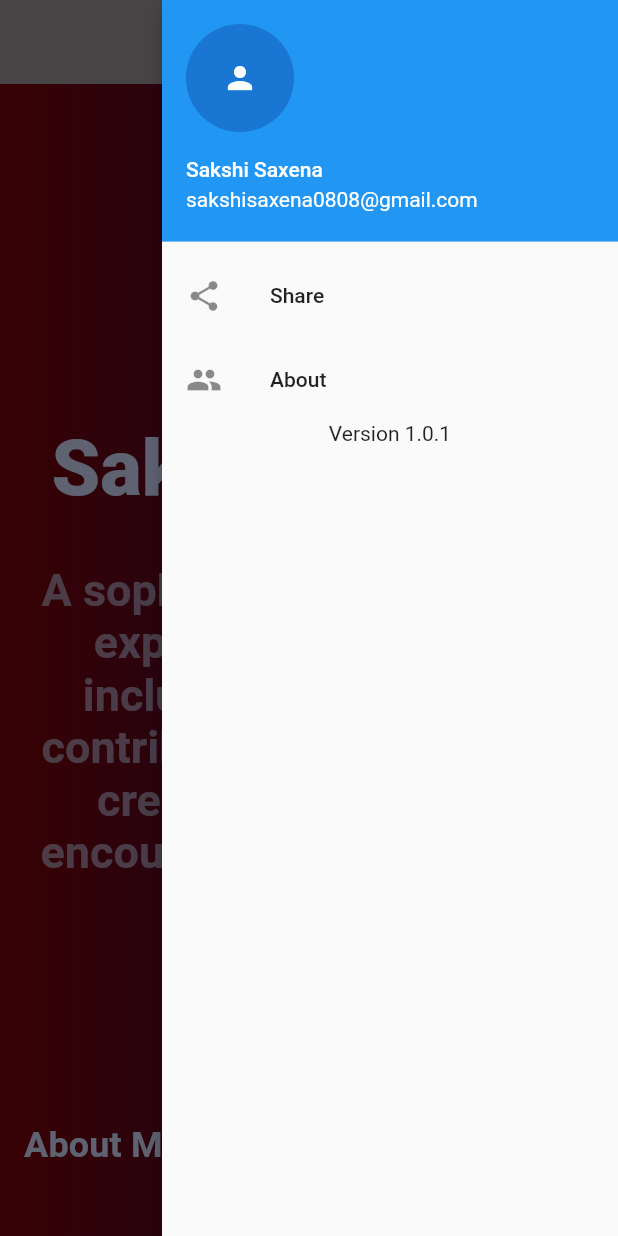
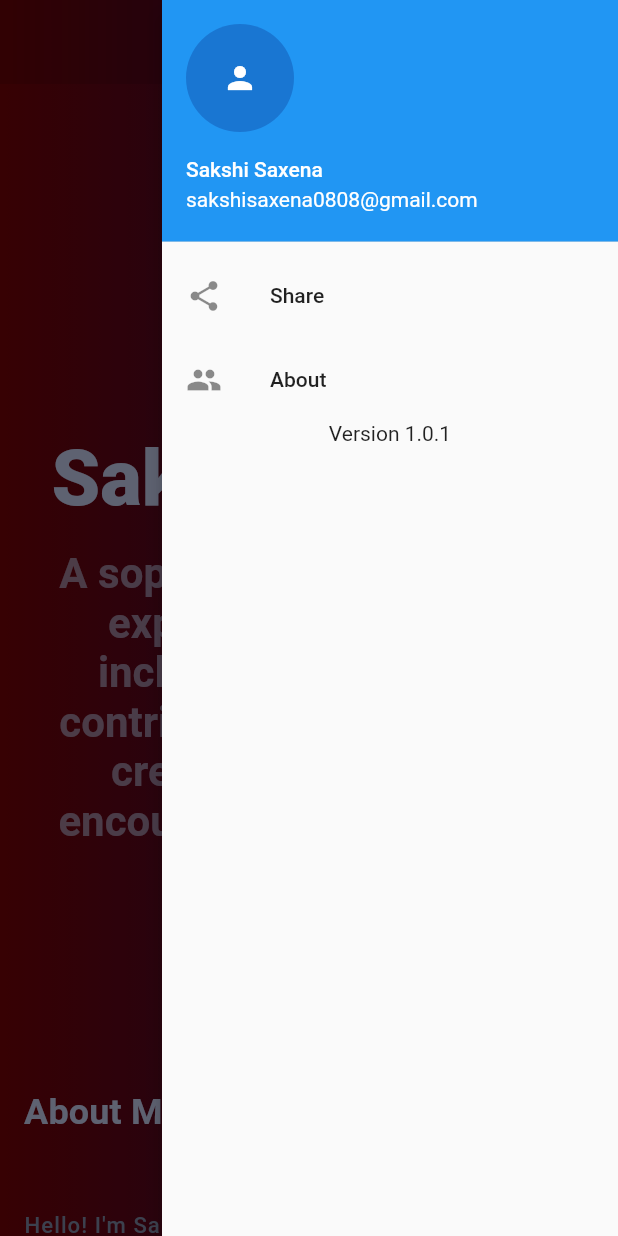
Before and after one commit to sakshiisaxena/portfolio, a Flutter app: the screen it shows after launch, after a tap on the "menu" icon, on a phone screen of 412 x 824 dp. Run offline on Flutter 3.47's test engine with Material 2 defaults, Android fonts, the phone set to English and light mode, and no system bars; our stand-ins replace font_awesome_flutter, scroll_to_index.

Commit message:
added frosted appbar

```diff
--- a/lib/MobileHome.dart
+++ b/lib/MobileHome.dart
@@ -1,3 +1,5 @@
+import 'dart:ui';
+
 import 'package:flutter/cupertino.dart';
 import 'package:flutter/material.dart';
 import 'package:font_awesome_flutter/font_awesome_flutter.dart';
@@ -10,6 +12,7 @@ class MobileHome extends StatefulWidget {
   @override
   _MobileHomeState createState() => _MobileHomeState();
 }
+
 
 class _MobileHomeState extends State<MobileHome> {
   Widget technology(BuildContext context, String text) {
@@ -63,10 +66,24 @@ class _MobileHomeState extends State<MobileHome> {
               )
             ],
           )),
-      appBar: AppBar(
-        backgroundColor: Color(0xff8d8a8a).withOpacity(0.9),
-        elevation: 0.0,
+      extendBodyBehindAppBar: true,
+      appBar: PreferredSize(
+        child: ClipRRect(
+          child: BackdropFilter(
+            filter: ImageFilter.blur(sigmaX: 5, sigmaY: 5),
+            child: AppBar(
+              title: Text(''),
+              elevation: 0.0,
+              backgroundColor: Colors.black.withOpacity(0.1),
+            ),
+          ),
+        ),
+        preferredSize: Size(
+          double.infinity,
+          56.0,
+        ),
       ),
+
       body: SingleChildScrollView(
         child: Container(
           decoration: BoxDecoration(
@@ -81,20 +98,8 @@ class _MobileHomeState extends State<MobileHome> {
               mainAxisAlignment: MainAxisAlignment.center,
               children: [
                 SizedBox(
-                  height: size.height * 0.08,
+                  height: size.height * 0.15,
                 ),
-                /*CustomText(
-                  text: "Hi, this is",
-                  textsize: 16.0,
-                  color: Color(0xffCCD6F6),
-                  letterSpacing: 3.0,
-                ),
-                SizedBox(
-                  height: size.height * 0.02,
-                ),*/
-                /*SizedBox(
-                  height: size.height * 0.08,
-                ),*/
                 ClipRRect(
                     borderRadius: BorderRadius.all(Radius.circular(80)),
                     child: Image.asset(
@@ -104,7 +109,7 @@ class _MobileHomeState extends State<MobileHome> {
                     )
                 ),
                 SizedBox(
-                  height: 10.0,
+                  height: 15.0,
                 ),
                 Text(
                   "Sakshi Saxena",
@@ -116,15 +121,15 @@ class _MobileHomeState extends State<MobileHome> {
                   ),
                 ),
                 SizedBox(
-                  height: size.height * 0.04,
+                  height: size.height * 0.02,
                 ),
                 Text(
                   "A sophomore who loves to explore new horizons including open-source contribution and wishes to create an impact and encourage the community.",
                   textAlign: TextAlign.center,
                   style: TextStyle(
                     color: Color(0xffCCD6F6).withOpacity(0.6),
-                    fontWeight: FontWeight.w700,
-                    fontSize: 30,
+                    fontWeight: FontWeight.w600,
+                    fontSize: 28,
                   ),
                 ),
                 /*SizedBox(
@@ -270,6 +275,7 @@ class _MobileHomeState extends State<MobileHome> {
                                   technology(context, "Dart"),
                                   technology(context, "Flutter"),
                                   technology(context, "Firebase"),
+
                                 ],
                               ),
                               Column(
@@ -277,7 +283,7 @@ class _MobileHomeState extends State<MobileHome> {
                                 mainAxisAlignment: MainAxisAlignment.spaceAround,
                                 children: [
                                   technology(context, "C/C++"),
-                                  technology(context, "HTML, & (S)Css"),
+                                  technology(context, "HTML, & CSS"),
                                   technology(context, "Java"),
                                 ],
                               ),
@@ -422,6 +428,9 @@ class _MobileHomeState extends State<MobileHome> {
                     child: Column(
                       mainAxisAlignment: MainAxisAlignment.center,
                       children: [
+                        SizedBox(
+                          height: 16.0,
+                        ),
                         CustomText(
                           text: "Get In Touch",
                           textsize: 42.0,
--- a/lib/MobileWork.dart
+++ b/lib/MobileWork.dart
@@ -45,7 +45,17 @@ class _MobileWorkState extends State<MobileWork> {
                                 children: [
                                   CircleAvatar(
                                     backgroundColor: Color(0xffCCD6F6),
-                                    child: FaIcon(FontAwesomeIcons.school,
+                                    child: FaIcon(FontAwesomeIcons.crown,
+                                        color: Colors.black),
+                                  ),
+                                  CircleAvatar(
+                                    backgroundColor: Color(0xffCCD6F6),
+                                    child: FaIcon(FontAwesomeIcons.crown,
+                                        color: Colors.black),
+                                  ),
+                                  CircleAvatar(
+                                    backgroundColor: Color(0xffCCD6F6),
+                                    child: FaIcon(FontAwesomeIcons.blogger,
                                         color: Colors.black),
                                   ),
                                   CircleAvatar(
@@ -55,17 +65,7 @@ class _MobileWorkState extends State<MobileWork> {
                                   ),
                                   CircleAvatar(
                                     backgroundColor: Color(0xffCCD6F6),
-                                    child: FaIcon(FontAwesomeIcons.blogger,
-                                        color: Colors.black),
-                                  ),
-                                  CircleAvatar(
-                                    backgroundColor: Color(0xffCCD6F6),
-                                    child: FaIcon(FontAwesomeIcons.crown,
-                                        color: Colors.black),
-                                  ),
-                                  CircleAvatar(
-                                    backgroundColor: Color(0xffCCD6F6),
-                                    child: FaIcon(FontAwesomeIcons.crown,
+                                    child: FaIcon(FontAwesomeIcons.school,
                                         color: Colors.black),
                                   ),
                                 ],
--- a/lib/MobileWorkBox.dart
+++ b/lib/MobileWorkBox.dart
@@ -9,16 +9,16 @@ class MobileWorkBox extends StatelessWidget {
       crossAxisAlignment: CrossAxisAlignment.start,
       children: [
         WorkCustomData(
-          title: "Lucknow Public College",
+          title: "Co - founder at funccFORCE",
           subTitle:
-          "School",
-          duration: "2004 - 2019",
+          "A women technical community",
+          duration: "Oct,2020 - Present",
         ),
         WorkCustomData(
-          title: "Banasthali Vidyapith",
+          title: "Operations and Outreach Director",
           subTitle:
-          "B.tech in Electronics & Communication",
-          duration: "2019 - Present",
+          "Schaffen Softwares",
+          duration: "Aug,2020 - Present",
         ),
         WorkCustomData(
           title:
@@ -28,16 +28,16 @@ class MobileWorkBox extends StatelessWidget {
           duration: "April,2020 - Present",
         ),
         WorkCustomData(
-          title: "Operations and Outreach Director",
+          title: "Banasthali Vidyapith",
           subTitle:
-          "Schaffen Softwares",
-          duration: "Aug,2020 - Present",
+          "B.tech in Electronics & Communication",
+          duration: "2019 - Present",
         ),
         WorkCustomData(
-          title: "Co - founder at funccFORCE",
+          title: "Lucknow Public College",
           subTitle:
-          "A women technical community",
-          duration: "Oct,2020 - Present",
+          "School",
+          duration: "2004 - 2019",
         ),
       ],
     );
--- a/lib/Work.dart
+++ b/lib/Work.dart
@@ -67,7 +67,17 @@ class _WorkState extends State<Work> {
                                 children: [
                                   CircleAvatar(
                                     backgroundColor: Color(0xffCCD6F6),
-                                    child: FaIcon(FontAwesomeIcons.school,
+                                    child: FaIcon(FontAwesomeIcons.crown,
+                                        color: Colors.black),
+                                  ),
+                                  CircleAvatar(
+                                    backgroundColor: Color(0xffCCD6F6),
+                                    child: FaIcon(FontAwesomeIcons.crown,
+                                        color: Colors.black),
+                                  ),
+                                  CircleAvatar(
+                                    backgroundColor: Color(0xffCCD6F6),
+                                    child: FaIcon(FontAwesomeIcons.blogger,
                                         color: Colors.black),
                                   ),
                                   CircleAvatar(
@@ -77,17 +87,7 @@ class _WorkState extends State<Work> {
                                   ),
                                   CircleAvatar(
                                     backgroundColor: Color(0xffCCD6F6),
-                                    child: FaIcon(FontAwesomeIcons.blogger,
-                                        color: Colors.black),
-                                  ),
-                                  CircleAvatar(
-                                    backgroundColor: Color(0xffCCD6F6),
-                                    child: FaIcon(FontAwesomeIcons.crown,
-                                        color: Colors.black),
-                                  ),
-                                  CircleAvatar(
-                                    backgroundColor: Color(0xffCCD6F6),
-                                    child: FaIcon(FontAwesomeIcons.crown,
+                                    child: FaIcon(FontAwesomeIcons.school,
                                         color: Colors.black),
                                   ),
                                 ],
--- a/lib/WorkBox.dart
+++ b/lib/WorkBox.dart
@@ -9,16 +9,16 @@ class WorkBox extends StatelessWidget {
       crossAxisAlignment: CrossAxisAlignment.start,
       children: [
         WorkCustomData(
-          title: "Lucknow Public College",
+          title: "Co - founder at funccFORCE",
           subTitle:
-          "School",
-          duration: "2004 - 2019",
+          "A women technical community",
+          duration: "Oct,2020 - Present",
         ),
         WorkCustomData(
-          title: "Banasthali Vidyapith",
+          title: "Operations and Outreach Director",
           subTitle:
-          "B.tech in Electronics & Communication",
-          duration: "2019 - Present",
+          "Schaffen Softwares",
+          duration: "Aug,2020 - Present",
         ),
         WorkCustomData(
           title:
@@ -28,16 +28,16 @@ class WorkBox extends StatelessWidget {
           duration: "April,2020 - Present",
         ),
         WorkCustomData(
-          title: "Operations and Outreach Director",
+          title: "Banasthali Vidyapith",
           subTitle:
-          "Schaffen Softwares",
-          duration: "Aug,2020 - Present",
+          "B.tech in Electronics & Communication",
+          duration: "2019 - Present",
         ),
         WorkCustomData(
-          title: "Co - founder at funccFORCE",
+          title: "Lucknow Public College",
           subTitle:
-          "A women technical community",
-          duration: "Oct,2020 - Present",
+          "School",
+          duration: "2004 - 2019",
         ),
       ],
     );
```
